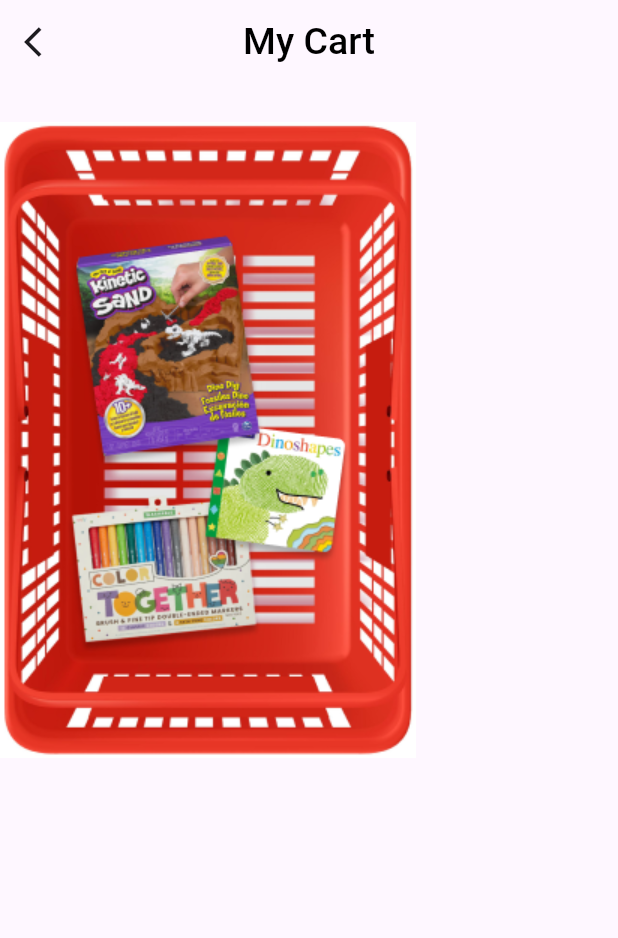
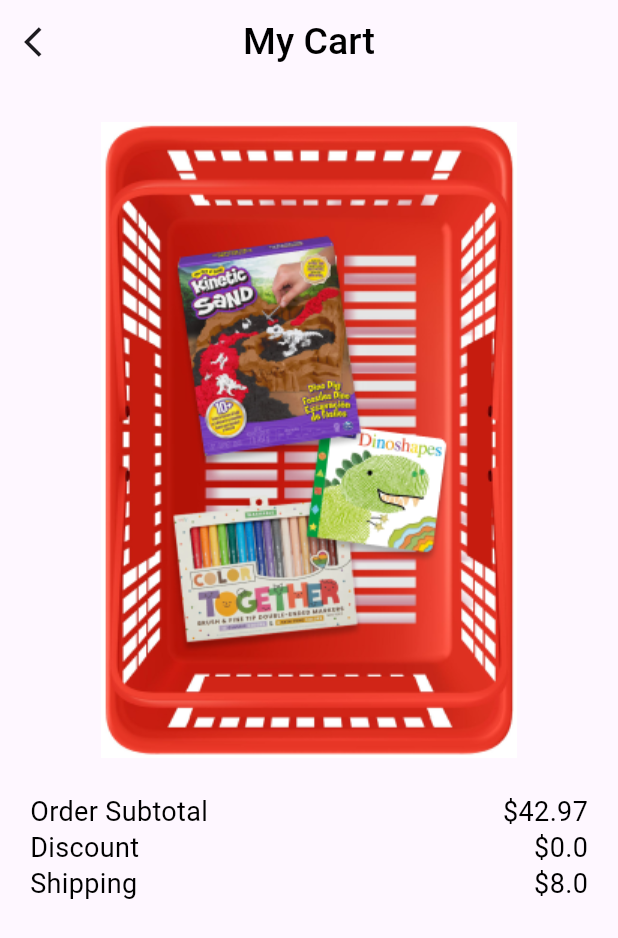
Before and after one commit to AbdoAlHady/Payment, a Flutter app: the screen it shows after launch, on a phone screen of 412 x 824 dp. Shown: the top 938 px of the screen. Run offline on Flutter 3.47's test engine with Material 3 defaults, Android fonts, the phone set to English and light mode, and no system bars.

Commit message:
added order info

```diff
--- a/lib/features/checkout/presentation/views/my_cart_view.dart
+++ b/lib/features/checkout/presentation/views/my_cart_view.dart
@@ -1,6 +1,7 @@
 import 'package:flutter/material.dart';
 
 import '../../../../core/theme/app_text_styles.dart';
+import '../widgets/order_info_item.dart';
 
 class MyCartView extends StatelessWidget {
   const MyCartView({super.key});
@@ -21,11 +22,20 @@ class MyCartView extends StatelessWidget {
           onPressed: () {},
         ),
       ),
-      body: Column(
-        children: [
-          const SizedBox(height: 25),
-          Image.asset('assets/images/basket_image.png'),
-        ],
+      body: Padding(
+        padding: const EdgeInsets.symmetric(horizontal: 20),
+        child: Column(
+          children: [
+            const SizedBox(height: 25),
+            Image.asset('assets/images/basket_image.png'),
+            const SizedBox(height: 25),
+            const OrderInfoItem(title: 'Order Subtotal', price: 42.97),
+            const SizedBox(height: 3),
+            const OrderInfoItem(title: 'Discount', price: 0),
+            const SizedBox(height: 3),
+            const OrderInfoItem(title: 'Shipping', price: 8),
+          ],
+        ),
       ),
     );
   }
--- /dev/null
+++ b/lib/features/checkout/presentation/widgets/order_info_item.dart
@@ -0,0 +1,25 @@
+import 'package:flutter/material.dart';
+import 'package:payment_app/core/theme/app_text_styles.dart';
+
+class OrderInfoItem extends StatelessWidget {
+  const OrderInfoItem({super.key, required this.title, required this.price});
+  final String title;
+  final double price;
+
+  @override
+  Widget build(BuildContext context) {
+    return Row(
+      children: [
+        Text(
+          title,
+          style: AppTextStyles.font18BlackW400,
+        ),
+        const Spacer(),
+        Text(
+          '\$$price',
+          style: AppTextStyles.font18BlackW400,
+        ),
+      ],
+    );
+  }
+}
```
